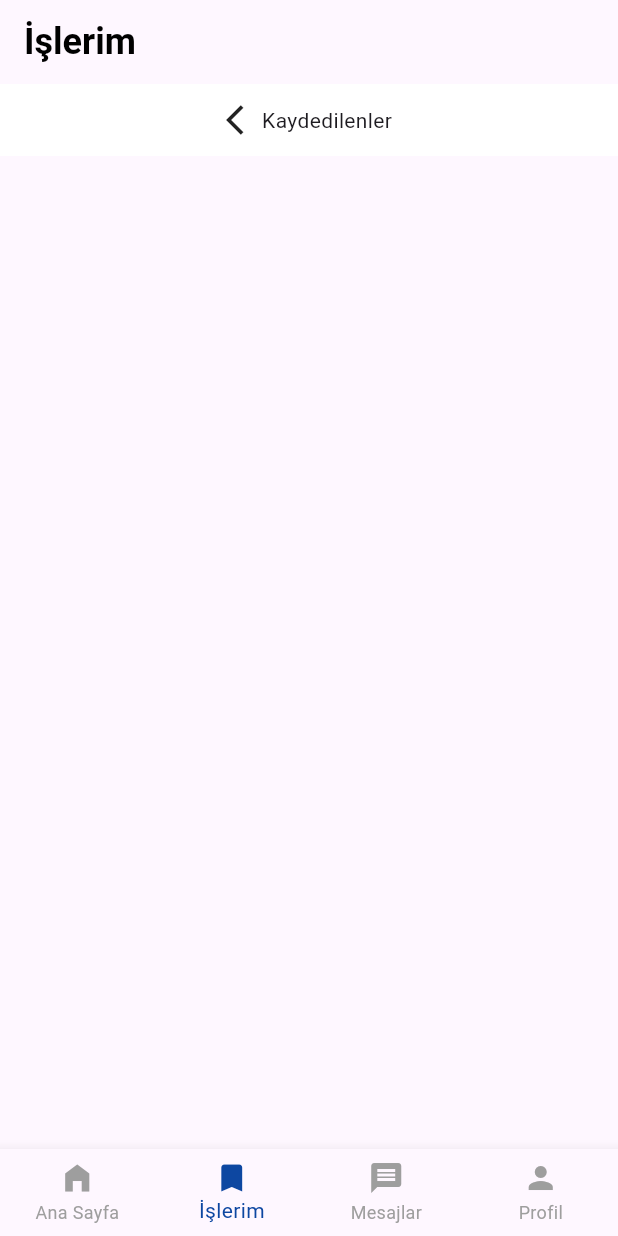
After one commit to TahaYG/Indeed_Clone, a Flutter app: the screen it shows after launch, item 2 of the bottom bar chosen, after a tap on "Kaydedilenler", on a phone screen of 412 x 824 dp. The commit adds this screen. Run offline on Flutter 3.47's test engine with Material 3 defaults, Android fonts, the phone set to English and light mode, and no system bars.

Commit message:
jobs_page deneme

```diff
--- a/lib/pages/home_pages.dart
+++ b/lib/pages/home_pages.dart
@@ -1,5 +1,6 @@
 import 'package:flutter/material.dart';
 import 'package:indeed_project/pages/home_page.dart';
+import 'package:indeed_project/pages/jobs_page.dart';
 
 class HomeScreen extends StatefulWidget{
   @override
@@ -11,7 +12,8 @@ class _HomeScreenState extends State<HomeScreen>{
 
 
   final List<Widget> _tabs = [
-    HomeTab() //Ana Sayfa Sekmesi
+    HomeTab(),
+    JobsTab()//Ana Sayfa Sekmesi
   ];
 
   void _onItemTapped(int index){
--- /dev/null
+++ b/lib/pages/jobs_page.dart
@@ -0,0 +1,57 @@
+import 'package:flutter/material.dart';
+
+class JobsTab extends StatefulWidget {
+  @override
+  _JobsTabState createState() => _JobsTabState();
+}
+class _JobsTabState extends State<JobsTab>{
+  bool isSavedSelected = true;
+  @override
+  Widget build(BuildContext context){
+    return Scaffold(
+      appBar: AppBar(
+        title: Text("İşlerim",
+        style: TextStyle(
+          fontSize: 24,
+          fontWeight: FontWeight.bold,
+          color: Colors.black,
+        ),
+        ),
+      ),
+      body: Column(
+        children: [
+          Container(
+            color: Colors.white,
+            child: Row(
+              mainAxisAlignment: MainAxisAlignment.center,
+              children: [
+                GestureDetector(
+                  onTap: (){
+                    setState(() {
+                      isSavedSelected = true;
+                    });
+                  },
+                  child: Container(
+                    decoration: BoxDecoration(
+                      color: isSavedSelected
+                          ? Colors.white
+                          : Colors.black
+                    ),
+                    padding:
+                    EdgeInsets.symmetric(vertical: 12,horizontal: 24),
+                    child: Row(
+                      children: [
+                        Icon(Icons.arrow_back_ios),
+                        Text("Kaydedilenler")
+                      ],
+                    ),
+                  ),
+                )
+              ],
+            ),
+          )
+        ],
+      ),
+    );
+  }
+}
```
